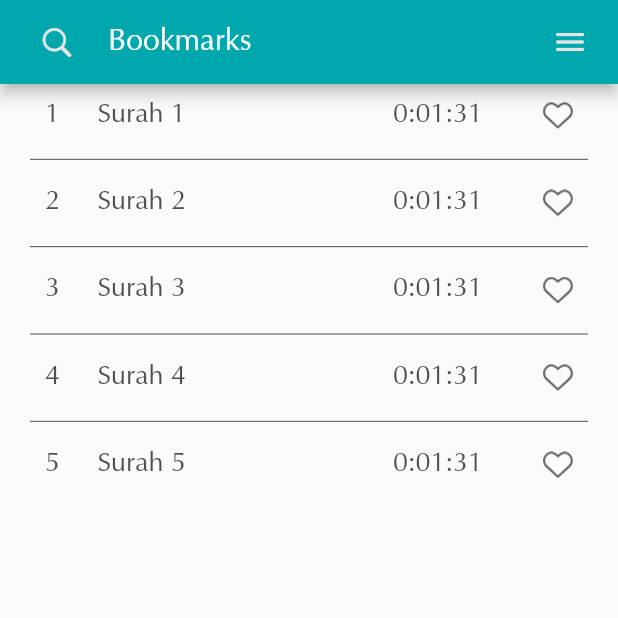
After one commit to monirhelalee/Rakhsaani, a Flutter app: the BookmarksScreen screen opened directly, on a phone screen of 412 x 824 dp, the top half of it. The commit adds this screen. Run offline on Flutter 3.47's test engine with Material 2 defaults, Android fonts, the phone set to English and light mode, and no system bars; our stand-ins replace google_fonts, logger, shared_preferences; accounts and stored records are empty.

Commit message:
bookmarks screen

```diff
--- /dev/null
+++ b/lib/features/bookmarks/view/bookmarks_screen.dart
@@ -0,0 +1,38 @@
+import 'package:flutter/material.dart';
+import 'package:flutter/src/widgets/container.dart';
+import 'package:flutter/src/widgets/framework.dart';
+import 'package:rakhsaani/features/bookmarks/view/widgets/bookmark_tile.dart';
+
+import '../../../core/utils/colors.dart';
+import '../../surah_list/view/widgets/menu.dart';
+import '../../surah_list/view/widgets/search_surah.dart';
+
+class BookmarksScreen extends StatelessWidget {
+  const BookmarksScreen({super.key});
+
+  @override
+  Widget build(BuildContext context) {
+    return Scaffold(
+      appBar: AppBar(
+        automaticallyImplyLeading: false,
+        title: const Text('Bookmarks'),
+        leading: const SearchSurah(),
+        actions: const [
+          Menu(),
+        ],
+      ),
+      body: ListView.separated(
+        itemCount: 5,
+        itemBuilder: (context, index) => BookmarkTile(index: index),
+        separatorBuilder: (context, index) {
+          return const Padding(
+            padding: EdgeInsets.symmetric(horizontal: 20.0),
+            child: Divider(
+              color: onWhiteColor,
+            ),
+          );
+        },
+      ),
+    );
+  }
+}
--- /dev/null
+++ b/lib/features/bookmarks/view/widgets/bookmark_tile.dart
@@ -0,0 +1,47 @@
+import 'package:flutter/material.dart';
+import 'package:provider/provider.dart';
+import 'package:rakhsaani/core/utils/colors.dart';
+import 'package:rakhsaani/core/utils/styles.dart';
+
+import '../../../../core/utils/urls.dart';
+
+class BookmarkTile extends StatelessWidget {
+  const BookmarkTile({
+    Key? key,
+    required this.index,
+  }) : super(key: key);
+  final int index;
+
+  @override
+  Widget build(BuildContext context) {
+    return GestureDetector(
+      child: Container(
+        padding: const EdgeInsets.symmetric(vertical: 12, horizontal: 30),
+        child: Row(
+          children: [
+            Text(
+              '${index + 1}',
+              style: AppTextStyles.kTileTitleBlack,
+            ),
+            const SizedBox(width: 25),
+            Text(
+              'Surah ${index + 1}',
+              style: AppTextStyles.kTileTitleBlack,
+            ),
+            const Spacer(),
+            const Text(
+              '0:01:31',
+              style: AppTextStyles.kTileTitleBlack,
+            ),
+            const SizedBox(width: 40),
+            Image.asset(
+              '${Urls.iconUrl}ic_bookmarks.png',
+              width: 20,
+              color: onWhiteColor,
+            ),
+          ],
+        ),
+      ),
+    );
+  }
+}
--- a/lib/features/surah_list/view/widgets/menu.dart
+++ b/lib/features/surah_list/view/widgets/menu.dart
@@ -1,6 +1,8 @@
 import 'package:flutter/material.dart';
 import 'package:path/path.dart';
 import 'package:rakhsaani/features/about/view/about_rakhsaani.dart';
+import 'package:rakhsaani/features/bookmarks/view/bookmarks_screen.dart';
+import 'package:rakhsaani/features/surah_list/view/surah_list_screen.dart';
 import '../../../../core/utils/colors.dart';
 import '../../../../core/utils/constant.dart';
 import '../../../../core/utils/styles.dart';
@@ -98,6 +100,16 @@ class Menu extends StatelessWidget {
               MaterialPageRoute(builder: (_) => const AboutRakhsaani()),
             );
             break;
+          case 'surah_list':
+            Navigator.of(context).pushReplacement(
+              MaterialPageRoute(builder: (_) => const SurahListScreen()),
+            );
+            break;
+          case 'bookmarks':
+            Navigator.of(context).push(
+              MaterialPageRoute(builder: (_) => const BookmarksScreen()),
+            );
+            break;
           default:
         }
       },
--- a/lib/features/surah_list/view/widgets/surah_list_view_expanded.dart
+++ b/lib/features/surah_list/view/widgets/surah_list_view_expanded.dart
@@ -23,7 +23,6 @@ class SurahListViewExpanded extends StatelessWidget {
             color: onWhiteColor,
           ),
         );
-        ;
       },
     );
   }
```
